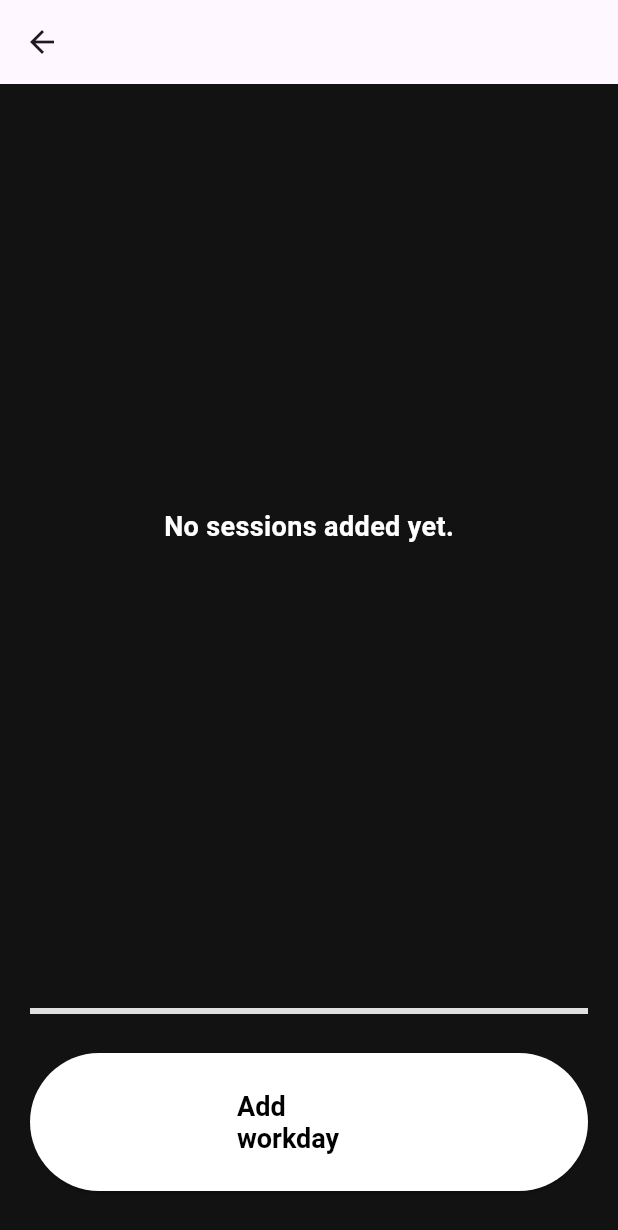
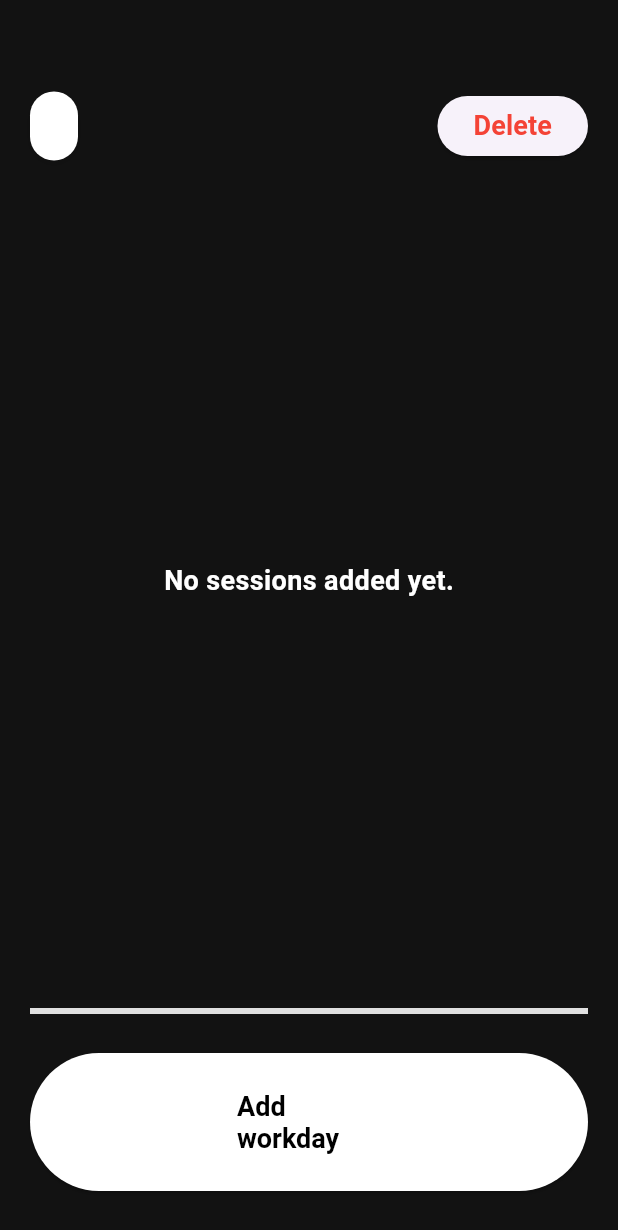
Before and after one commit to jakub-34/ITU, a Flutter app: the SessionScreen screen opened directly with empty values, on a phone screen of 412 x 824 dp. Shown: the top 1230 px of the screen. Run offline on Flutter 3.47's test engine with Material 3 defaults, Android fonts, the phone set to English and light mode, and no system bars; our stand-ins replace hive, hive_flutter; accounts and stored records are empty.

Commit message:
working session screen

```diff
--- a/itu_app/lib/views/session_screen.dart
+++ b/itu_app/lib/views/session_screen.dart
@@ -42,27 +42,21 @@ class _SessionScreenState extends State<SessionScreen> {
   @override
   Widget build(BuildContext context) {
     return Scaffold(
-      appBar: AppBar(
-        title: Text(widget.jobTitle),
-      ),
       backgroundColor: const Color(0xFF121212),
       body: Column(
         children: [
-          Expanded(
-            child: sessions.isNotEmpty
-                ? ListView.builder(
-              itemCount: sessions.length,
-              itemBuilder: (context, index) {
-                WorkSession session = sessions[index];
-                return Padding(
-                  padding: const EdgeInsets.symmetric(
-                      horizontal: 20, vertical: 10),
-                  child: Container(
-                    padding: const EdgeInsets.symmetric(
-                        horizontal: 20, vertical: 15),
+          // Custom Header with Job Title Bubble and Delete Button
+          Padding(
+      padding: const EdgeInsets.fromLTRB(20, 60, 20, 20),
+            child: Row(
+              mainAxisAlignment: MainAxisAlignment.spaceBetween,
+              children: [
+                // Job Title Bubble
+                Container(
+                  padding: const EdgeInsets.symmetric(horizontal: 16, vertical: 10),
                   decoration: BoxDecoration(
                     color: Colors.white,
-                      borderRadius: BorderRadius.circular(15),
+                    borderRadius: BorderRadius.circular(30),
                     boxShadow: [
                       BoxShadow(
                         color: Colors.black.withOpacity(0.1),
@@ -71,34 +65,84 @@ class _SessionScreenState extends State<SessionScreen> {
                       ),
                     ],
                   ),
+                  child: Text(
+                    widget.jobTitle,
+                    style: const TextStyle(
+                      fontSize: 18,
+                      fontWeight: FontWeight.bold,
+                      color: Colors.black,
+                    ),
+                  ),
+                ),
+                // Delete Button
+                ElevatedButton(
+                  onPressed: () {
+                    // Define your delete functionality here
+                  },
+                  style: ElevatedButton.styleFrom(
+                      shape: RoundedRectangleBorder(
+                      borderRadius: BorderRadius.circular(30),
+                    ),
+                  ),
+                  child: const Text(
+                    'Delete',
+                    style: TextStyle(fontSize: 18, color: Colors.red, fontWeight: FontWeight.bold),
+                  ),
+                ),
+              ],
+            ),
+          ),
+
+          Expanded(
+            child: sessions.isNotEmpty
+                ? ListView.builder(
+              itemCount: sessions.length,
+              itemBuilder: (context, index) {
+                WorkSession session = sessions[index];
+                return Padding(
+                  padding: const EdgeInsets.symmetric(horizontal: 20, vertical: 10),
+                  child: ConstrainedBox(
+                    constraints: const BoxConstraints(maxWidth: 375, maxHeight: 72),
+                    child: Container(
+                      padding: const EdgeInsets.symmetric(horizontal: 20, vertical: 15),
+                      decoration: BoxDecoration(
+                        color: Colors.white, // White background
+                        borderRadius: BorderRadius.circular(60), // Rounded corners
+                        boxShadow: [
+                          BoxShadow(
+                            color: Colors.black.withOpacity(0.1),
+                            blurRadius: 4,
+                            offset: const Offset(0, 2), // Subtle shadow for depth
+                          ),
+                        ],
+                      ),
                       child: Row(
                         mainAxisAlignment: MainAxisAlignment.spaceBetween,
                         children: [
                           Column(
                             crossAxisAlignment: CrossAxisAlignment.start,
+                            mainAxisAlignment: MainAxisAlignment.center,
                             children: [
                               Text(
                                 '${session.date.day}.${session.date.month}.${session.date.year}',
                                 style: const TextStyle(
-                                  fontSize: 16,
+                                  fontSize: 18,
                                   fontWeight: FontWeight.bold,
-                                  color: Colors.black),
+                                  color: Colors.black,
                                 ),
-                            Text(
-                              '${session.date.hour}:${session.date.minute} - ${session.hoursWorked.toStringAsFixed(2)}h',
-                              style: const TextStyle(
-                                  fontSize: 14, color: Colors.black54),
                               ),
                             ],
                           ),
                           Text(
-                          '+ ${session.extraPay.toStringAsFixed(2)}€',
+                            'od - do',
                             style: const TextStyle(
-                              fontSize: 16,
+                              fontSize: 18,
                               fontWeight: FontWeight.bold,
-                              color: Colors.black),
+                              color: Colors.black,
+                            ),
                           ),
                         ],
+                      ),
                     ),
                   ),
                 );
```
Lines whose indentation alone changed are shown as unchanged.
